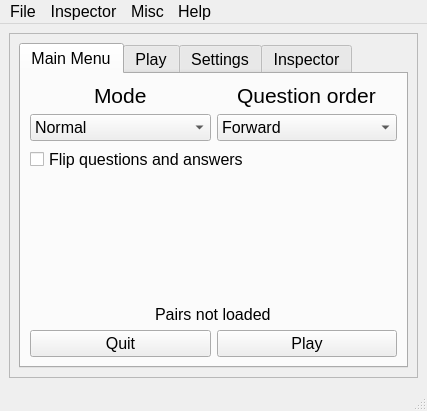
Before: the Qt Designer form v2/ui-files/main.ui in LuuppiChan/luupycards, drawn with Qt 5.
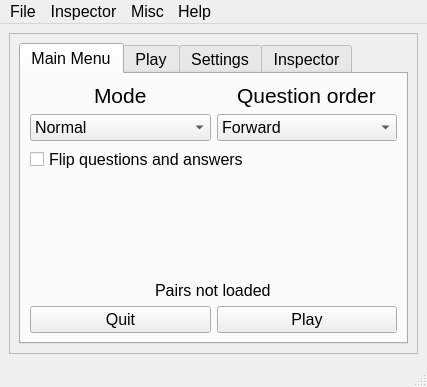
After: the same form once the commit is applied. Icons and pictures are not drawn.

```diff
--- a/v2/ui-files/main.ui
+++ b/v2/ui-files/main.ui
@@ -7,7 +7,7 @@
     <x>0</x>
     <y>0</y>
     <width>427</width>
-    <height>411</height>
+    <height>387</height>
    </rect>
   </property>
   <property name="font">
@@ -41,7 +41,7 @@
          <x>0</x>
          <y>0</y>
          <width>411</width>
-         <height>334</height>
+         <height>310</height>
         </rect>
        </property>
        <layout class="QGridLayout" name="gridLayout_11">
```
Left out of the diff: 15 changed lines with no effect on the pictures.
